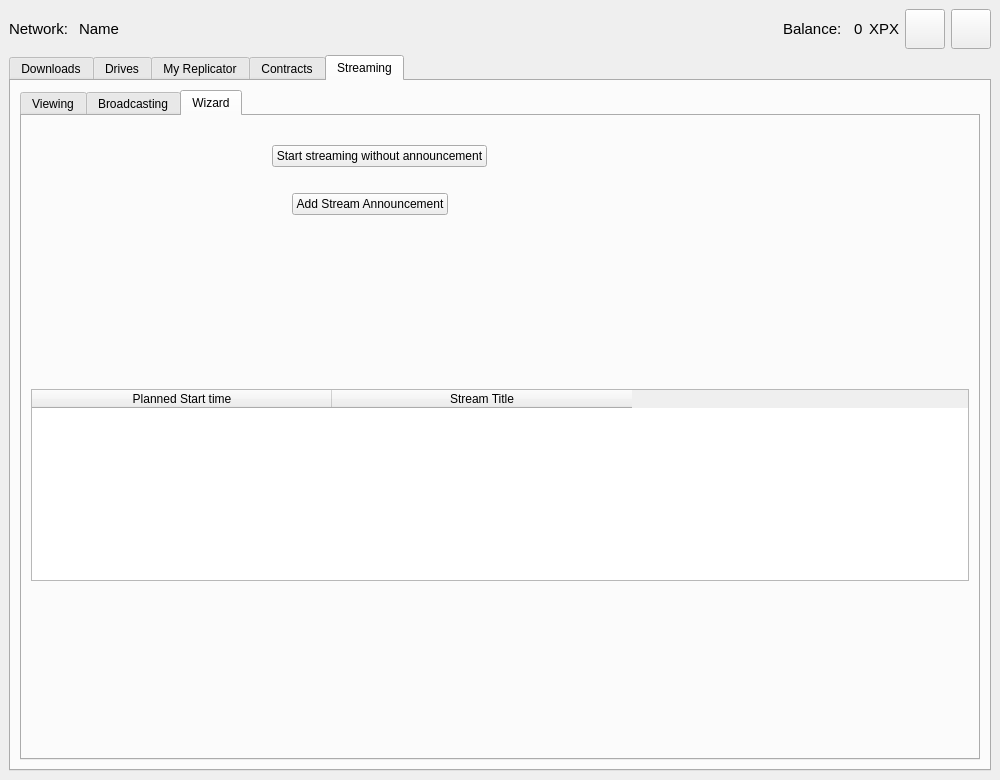
Before: the Qt Designer form UserApp/mainwin.ui in proximax-storage/cpp-xpx-storage-user-app, drawn with Qt 5.
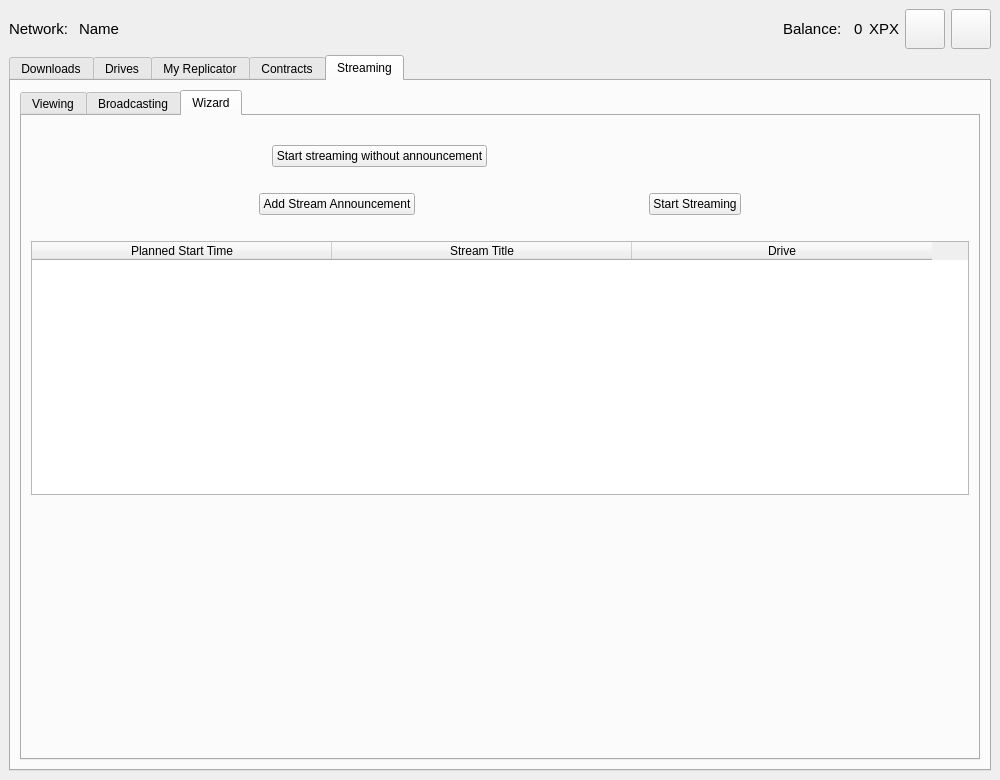
After: the same form once the commit is applied.

Commit message: wizard table

What changed in the file:
```diff
--- a/UserApp/mainwin.ui
+++ b/UserApp/mainwin.ui
@@ -2072,6 +2072,13 @@
                   </property>
                  </spacer>
                 </item>
+                <item>
+                 <widget class="QPushButton" name="m_wizardStartSelectedStreamBtn">
+                  <property name="text">
+                   <string>Start Streaming</string>
+                  </property>
+                 </widget>
+                </item>
                 <item>
                  <spacer name="horizontalSpacer_30">
                   <property name="orientation">
@@ -2090,15 +2097,12 @@
               <item>
                <spacer name="verticalSpacer_5">
                 <property name="orientation">
-                 <enum>Qt::Vertical</enum>
-                </property>
-                <property name="sizeType">
-                 <enum>QSizePolicy::MinimumExpanding</enum>
+                 <enum>Qt::Horizontal</enum>
                 </property>
                 <property name="sizeHint" stdset="0">
                  <size>
-                  <width>20</width>
-                  <height>10</height>
+                  <width>40</width>
+                  <height>20</height>
                  </size>
                 </property>
                </spacer>
@@ -2131,7 +2135,7 @@
                 </attribute>
                 <column>
                  <property name="text">
-                  <string>Planned Start time</string>
+                  <string>Planned Start Time</string>
                  </property>
                 </column>
                 <column>
@@ -2139,6 +2143,11 @@
                   <string>Stream Title</string>
                  </property>
                 </column>
+                <column>
+                 <property name="text">
+                  <string>Drive</string>
+                 </property>
+                </column>
                </widget>
               </item>
               <item>
```
Left out of the diff: 2 changed lines with no effect on the pictures. The commit also changes 5 other files.
